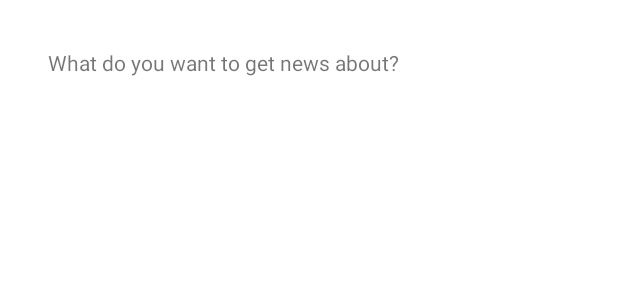
After one commit to vadadler/SampleApp, an Android app: the layout fragment_news_detail.xml on its own in the app's theme, with its tools: preview values and no code run, on a phone screen of 412 x 824 dp. The commit adds this screen. Shown: the top 300 px of the screen. Run offline under Robolectric (Android 15) with nearby library versions, the phone set to English and light mode, and no system bars.

Commit message:
More changes integrating nav component.

```diff
--- /dev/null
+++ b/app/src/main/res/layout/fragment_news_detail.xml
@@ -0,0 +1,28 @@
+<?xml version="1.0" encoding="utf-8"?>
+<FrameLayout xmlns:android="http://schemas.android.com/apk/res/android"
+    xmlns:tools="http://schemas.android.com/tools"
+    android:layout_width="match_parent"
+    android:layout_height="match_parent"
+    tools:context=".NewsTopicFragment">
+
+<RelativeLayout
+    android:layout_width="match_parent"
+    android:layout_height="match_parent">
+
+    <TextView
+        android:id="@+id/newsTopicLabel"
+        android:layout_width="wrap_content"
+        android:layout_height="wrap_content"
+        android:text="@string/news_topic_label"
+        android:layout_marginTop="32dp"
+        android:layout_marginLeft="32dp"/>
+
+    <LinearLayout
+        android:layout_width="match_parent"
+        android:layout_height="match_parent"
+        android:layout_below="@id/newsTopicLabel"
+        android:orientation="horizontal"
+        android:layout_marginLeft="32dp"
+        android:layout_marginRight="32dp"/>
+</RelativeLayout>
+</FrameLayout>
```
Also changed, not shown: app/src/main/res/layout/fragment_news_list.xml (added, +28 -0 lines), app/src/main/res/navigation/nav_graph.xml (+10 -4 lines).
